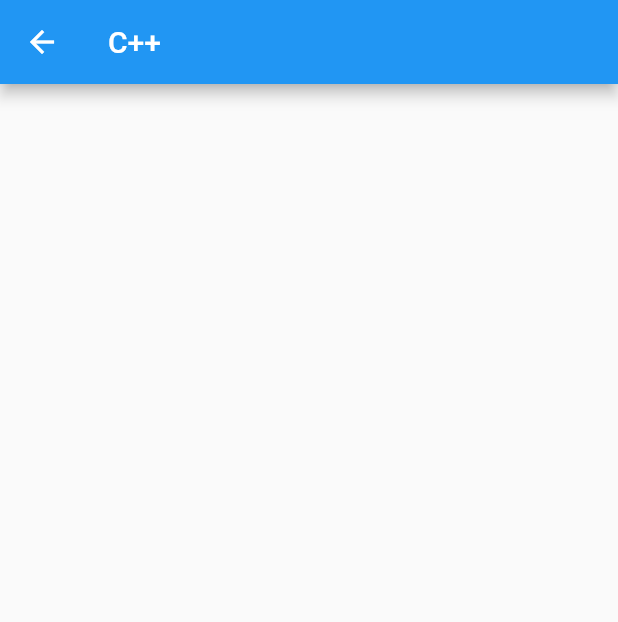
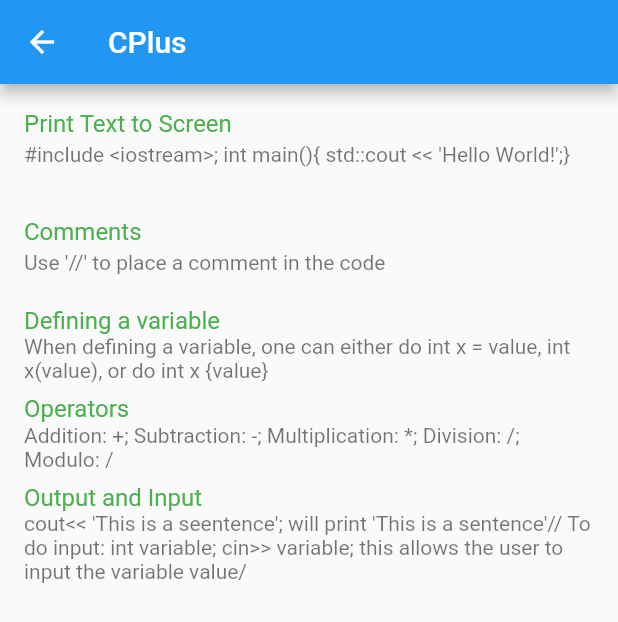
Before and after one commit to arrismo/Dev-Gears, a Flutter app: the CPlusRoute screen opened directly, on a phone screen of 412 x 824 dp. Shown: the top 622 px of the screen. Run offline on Flutter 3.47's test engine with Material 2 defaults, Android fonts, the phone set to English and light mode, and no system bars.

Commit message:
CPlus and a little C Sharp Marcus

```diff
--- a/lib/main.dart
+++ b/lib/main.dart
@@ -606,8 +606,42 @@ class CPlusRoute extends StatelessWidget{
   Widget build(BuildContext context) {
     return Scaffold(
       appBar: AppBar(
-        title: Text("C++"),
-      )
+        title: Text("CPlus"),
+      ),
+      body: ListView(
+        children: <Widget>[
+          ListTile(
+            title: Text("Print Text to Screen",
+            style: TextStyle(color: Colors.green),
+            ),
+            subtitle: Text("#include <iostream>; int main(){ std::cout << 'Hello World!';}")
+          ),
+          ListTile(
+            title: Text("Comments",
+            style: TextStyle(color: Colors.green),
+            ),
+            subtitle: Text("Use '//' to place a comment in the code")
+          ),
+          ListTile(
+            title: Text("Defining a variable",
+            style: TextStyle(color: Colors.green),
+            ),
+            subtitle: Text("When defining a variable, one can either do int x = value, int x(value), or do int x {value}")
+          ),
+          ListTile(
+            title: Text("Operators",
+            style: TextStyle(color: Colors.green),
+            ),
+            subtitle: Text("Addition: +; Subtraction: -; Multiplication: *; Division: /; Modulo: /")
+          ),
+          ListTile(
+            title: Text("Output and Input",
+            style: TextStyle(color: Colors.green),
+            ),
+            subtitle: Text("cout<< 'This is a seentence'; will print 'This is a sentence'// To do input: int variable; cin>> variable; this allows the user to input the variable value/")
+          ),
+        ],
+      ),
     );
   }
 }
@@ -615,11 +649,21 @@ class CPlusRoute extends StatelessWidget{
 class CSharpRoute extends StatelessWidget{
   @override
 
-  Widget build(BuildContext context) {
+ Widget build(BuildContext context) {
     return Scaffold(
       appBar: AppBar(
-        title: Text("C#"),
-      )
+        title: Text("CSharp"),
+      ),
+      body: ListView(
+        children: <Widget>[
+          ListTile(
+            title: Text("Print Text to Screen",
+            style: TextStyle(color: Colors.green),
+            ),
+            subtitle: Text("using System; namespace HelloWorld { class Program{ static void Main(string[] args){ Console.WriteLine('Hello World!');}}}")
+          ),
+        ],
+      ),
     );
   }
 }
```
